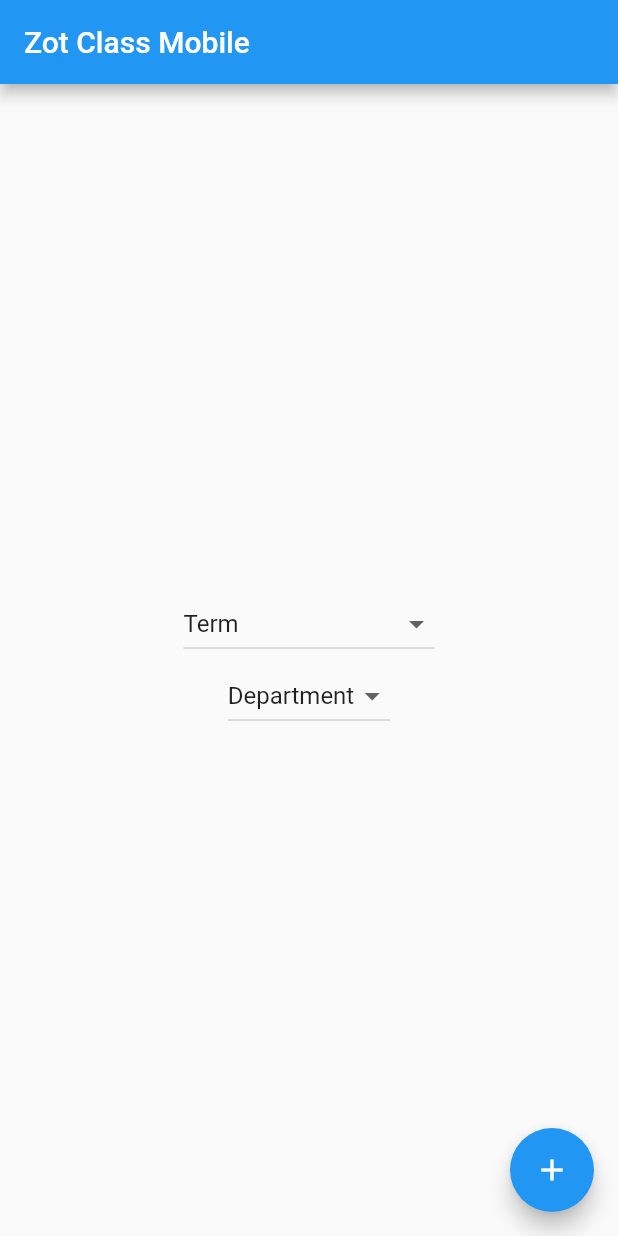
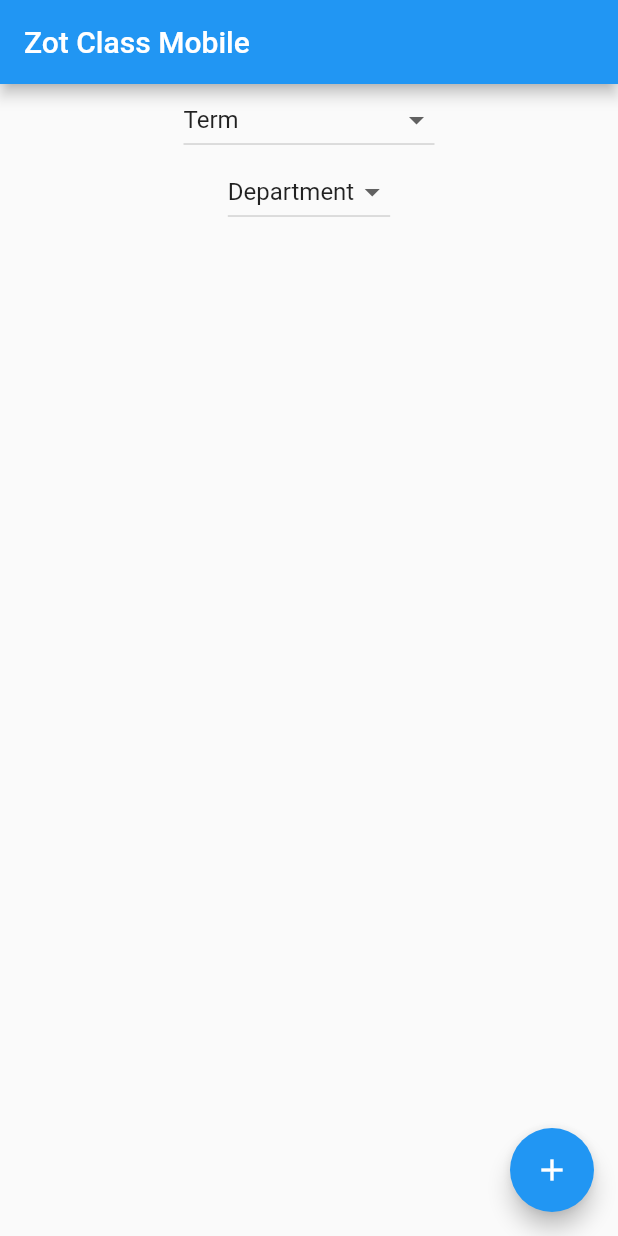
Before and after one commit to jwmason/ZotClassMobile, a Flutter app: the screen it shows after launch, on a phone screen of 412 x 824 dp. Run offline on Flutter 3.47's test engine with Material 2 defaults, Android fonts, the phone set to English and light mode, and no system bars.

Commit message:
change dropdowns to take list of strings

```diff
--- a/zot_class_mobile/lib/main.dart
+++ b/zot_class_mobile/lib/main.dart
@@ -58,25 +58,21 @@ class MyHomePage extends StatefulWidget {
 // Dropdown for Term
 
     List<DropdownMenuItem<String>> get dropdownTermItems{
-  List<DropdownMenuItem<String>> menuItems = [
-    const DropdownMenuItem(value: "Term", child: Text("Term")),
-    const DropdownMenuItem(value: "Winter2023", child: Text("2023 Winter Quarter")),
-    const DropdownMenuItem(value: "Fall2023", child: Text("2023 Fall Quarter")),
-    const DropdownMenuItem(value: "Spring2023", child: Text("2023 Spring Quarter")),
-
-  ];
+        List<String> strings = ["Term", "2023 Winter Quarter", "2023 Fall Quarter", "2023 Spring Quarter"];
+  List<DropdownMenuItem<String>> menuItems = [];
+  for(var i = 0; i < strings.length; i++){
+        menuItems.add(DropdownMenuItem(value: strings[i], child: Text(strings[i])));
+    }
   return menuItems;
 }
 
 // Dropdown for Dep
 List<DropdownMenuItem<String>> get dropdownDepItems{
-  List<DropdownMenuItem<String>> menuItems = [
-    const DropdownMenuItem(value: "Department", child: Text("Department")),
-    const DropdownMenuItem(value: "ICS", child: Text("ICS")),
-    const DropdownMenuItem(value: "ART", child: Text("ART")),
-    const DropdownMenuItem(value: "WRITING", child: Text("WRITING")),
-
-  ];
+  List<String> strings = ["Department", "ICS", "ART", "WRITING", "MATH", "EECS", "DANCE", "DRAMA", "POLISCI"];
+  List<DropdownMenuItem<String>> menuItems = [];
+  for(var i = 0; i < strings.length; i++){
+        menuItems.add(DropdownMenuItem(value: strings[i], child: Text(strings[i])));
+    }
   return menuItems;
 }
 
@@ -150,7 +146,7 @@ class _MyHomePageState extends State<MyHomePage> {
           // horizontal).
 
 
-          mainAxisAlignment: MainAxisAlignment.center,
+          mainAxisAlignment: MainAxisAlignment.start,
           children: <Widget>[
             DropdownButton(
             value: selectedValueTerm,
```
